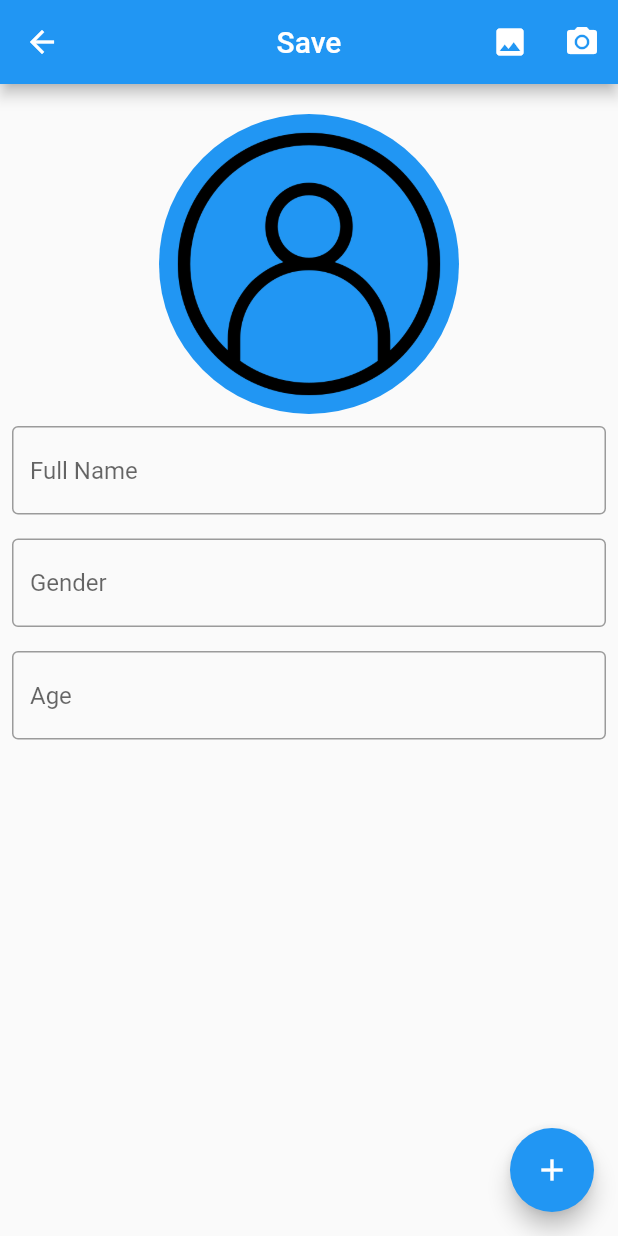
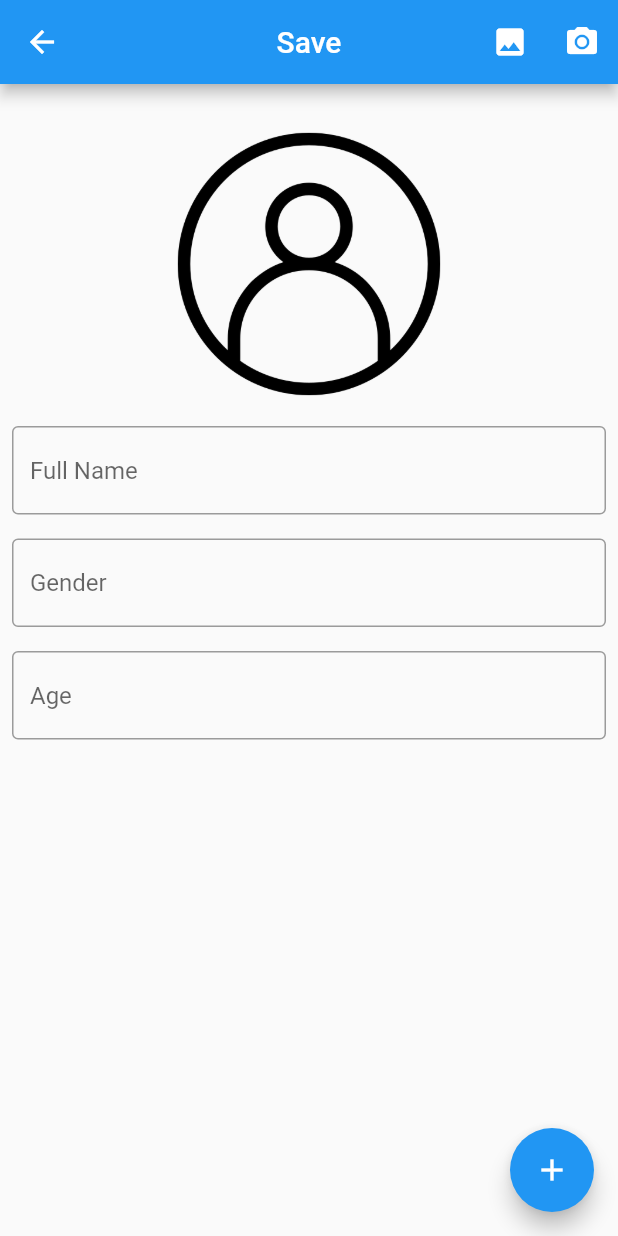
Before and after one commit to luonverak/Flutter-SQLite, a Flutter app: the AddAndUpdateScreen screen opened directly, after a tap on the "add" icon, on a phone screen of 412 x 824 dp. Run offline on Flutter 3.47's test engine with Material 2 defaults, Android fonts, the phone set to English and light mode, and no system bars; our stand-ins replace image_picker, sqflite; accounts and stored records are empty.

Commit message:
code commit

```diff
--- a/lib/view/add_update.dart
+++ b/lib/view/add_update.dart
@@ -65,7 +65,6 @@ class _AddAndUpdateScreenState extends State<AddAndUpdateScreen> {
                 width: 200,
                 height: 200,
                 decoration: BoxDecoration(
-                  color: Colors.blue,
                   borderRadius: BorderRadius.circular(100),
                   image: (_file != null)
                       ? DecorationImage(
@@ -120,7 +119,7 @@ class _AddAndUpdateScreenState extends State<AddAndUpdateScreen> {
         .whenComplete(() => Navigator.pushAndRemoveUntil(
             context,
             MaterialPageRoute(
-              builder: (context) => HomeScreen(),
+              builder: (context) => const HomeScreen(),
             ),
             (route) => false));
   }
@@ -137,7 +136,7 @@ class _AddAndUpdateScreenState extends State<AddAndUpdateScreen> {
         .whenComplete(() => Navigator.pushAndRemoveUntil(
             context,
             MaterialPageRoute(
-              builder: (context) => HomeScreen(),
+              builder: (context) => const HomeScreen(),
             ),
             (route) => false));
   }
```
